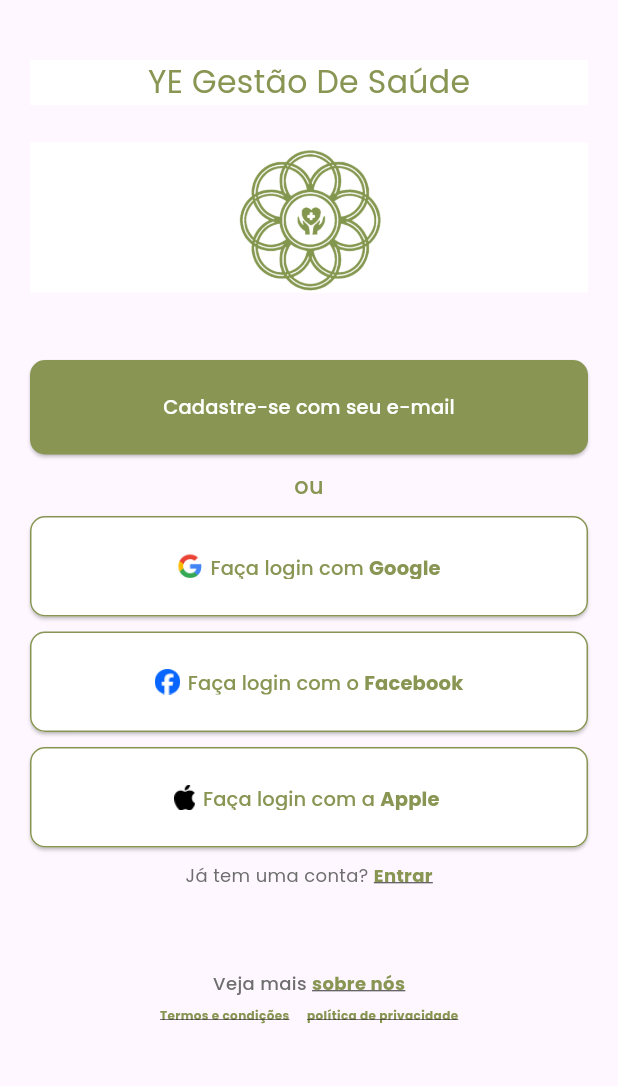
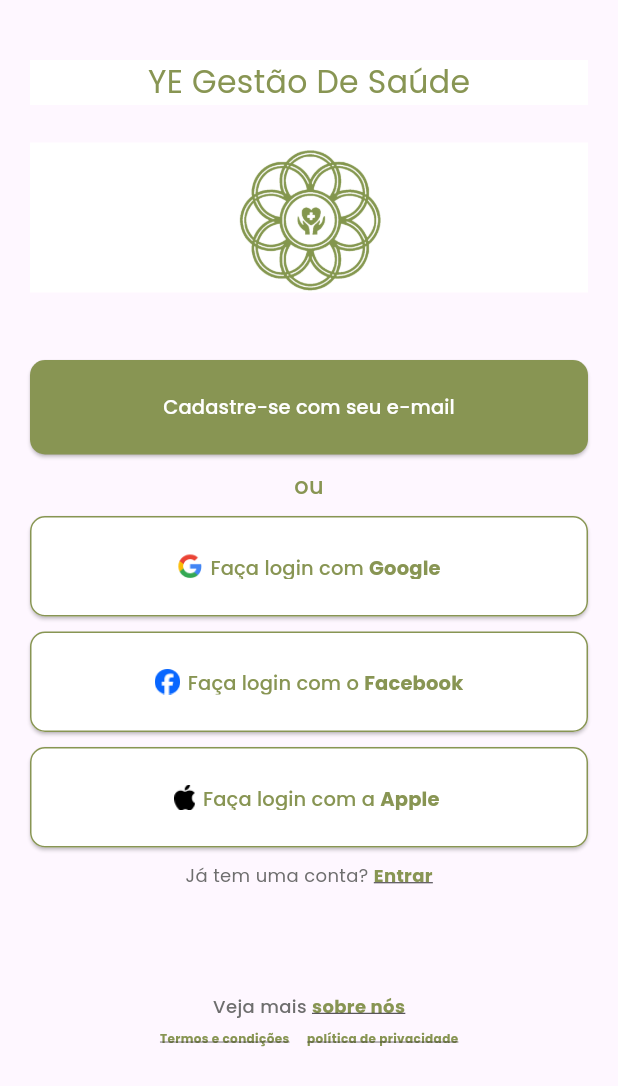
Before and after one commit to Roderigoshq/Software_YE_Gestao_De_Saude_PII, a Flutter app: the screen it shows after launch, on a phone screen of 412 x 824 dp. Shown: the top 1086 px of the screen. Run offline on Flutter 3.47's test engine with Material 3 defaults, Android fonts, the phone set to English and light mode, and no system bars.

Commit message:
:feat: implementando ultimas alteracoes

```diff
--- a/lib/pages/cadastroOptions.dart
+++ b/lib/pages/cadastroOptions.dart
@@ -249,7 +249,7 @@ class CadastroOptions extends StatelessWidget {
                 ],
               ),
               Container(
-                margin: const EdgeInsets.fromLTRB(0, 55, 0, 7),
+                margin: const EdgeInsets.fromLTRB(0, 70, 0, 7),
                 child: const Row(
                   mainAxisAlignment: MainAxisAlignment.center,
                   children: [
```
